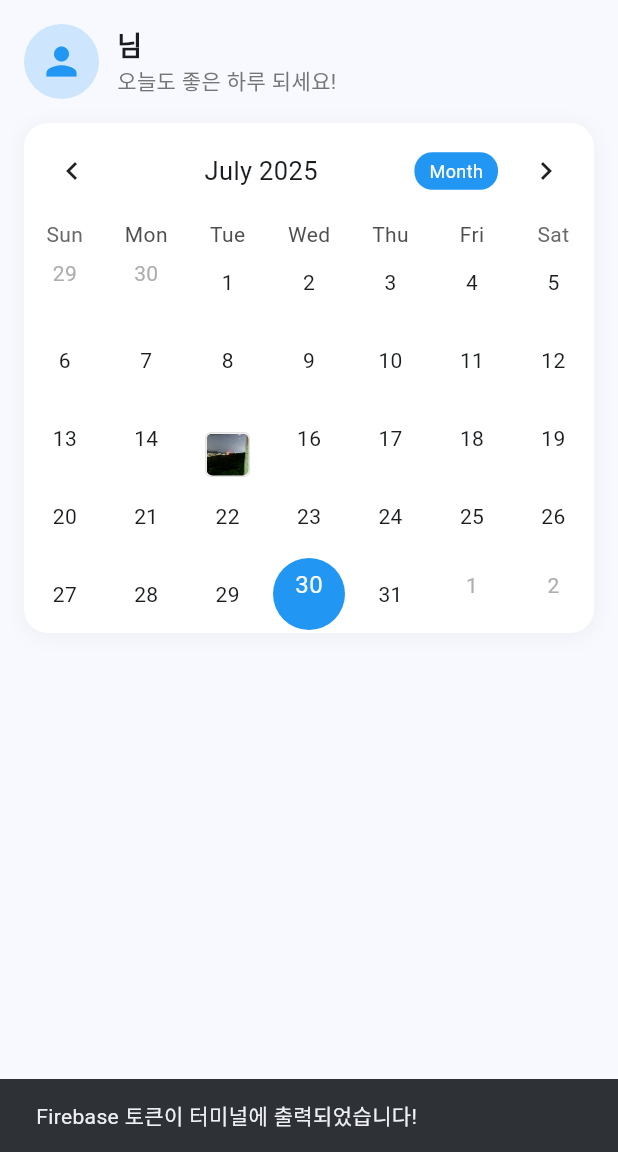
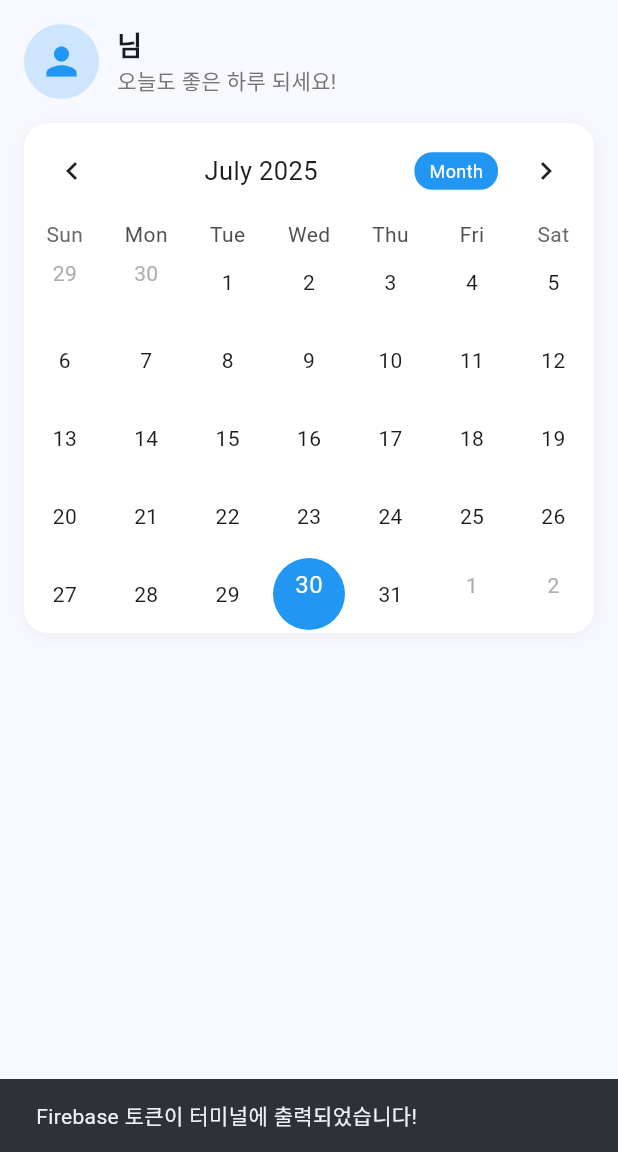
Before and after one commit to jeeno816/my_diary, a Flutter app: the screen it shows once a user with an empty profile is signed in, after a tap on the "bug report" icon, on a phone screen of 412 x 824 dp, the part 84-1236 px from its top. Run offline on Flutter 3.47's test engine with Material 3 defaults, Android fonts, the phone set to English and light mode, and no system bars; drawn by our look-alikes of table_calendar; our stand-ins replace firebase_auth, firebase_core, flutter_contacts, image_picker; accounts and stored records are empty; network calls fail.

Commit message:
캘린더 조회 기능 추가

```diff
--- a/frontend/my_diary/lib/home_page.dart
+++ b/frontend/my_diary/lib/home_page.dart
@@ -2,6 +2,8 @@ import 'package:flutter/material.dart';
 import 'package:firebase_auth/firebase_auth.dart';
 import 'package:table_calendar/table_calendar.dart';
 import 'dart:developer';
+import 'dart:convert';
+import 'package:http/http.dart' as http;
 import 'login_page.dart';
 import 'photo_contact_mood_page.dart';
 import 'diary_view_page.dart';
@@ -22,12 +24,20 @@ class _HomePageState extends State<HomePage> {
   Map<DateTime, List<Contact>> _contactsByDate = {};
   Map<DateTime, String> _moodsByDate = {};
 
+  // 월별 일기 데이터
+  Map<String, List<Map<String, dynamic>>> _monthlyDiaryData = {};
+  bool _isLoading = false;
+
+  // API 서버 주소
+  static const String _baseUrl = 'https://mydiary-main.up.railway.app';
+
   @override
   void initState() {
     super.initState();
     _focusedDay = DateTime.now();
     _selectedDay = DateTime.now();
     _calendarFormat = CalendarFormat.month;
+    _loadMonthlyDiaryData(_focusedDay);
   }
 
   void _onDaySelected(DateTime selectedDay, DateTime focusedDay) {
@@ -35,7 +45,25 @@ class _HomePageState extends State<HomePage> {
       _selectedDay = selectedDay;
       _focusedDay = focusedDay;
     });
+
+    final dayData = _getDayData(selectedDay);
+    final hasDiary = dayData?['has_diary'] ?? false;
+    final diaryId = dayData?['diary_id'];
+
+    if (hasDiary && diaryId != null) {
+      // 일기가 있는 경우 - 일기 상세 페이지로 이동
+      _navigateToDiaryDetail(selectedDay, diaryId);
+    } else {
+      // 일기가 없는 경우 - 새 일기 작성 페이지로 이동
       _showPhotoContactMoodPage(selectedDay);
+    }
+  }
+
+  void _onPageChanged(DateTime focusedDay) {
+    setState(() {
+      _focusedDay = focusedDay;
+    });
+    _loadMonthlyDiaryData(focusedDay);
   }
 
   void _showPhotoContactMoodPage(DateTime selectedDay) {
@@ -103,11 +131,23 @@ class _HomePageState extends State<HomePage> {
     return moodDescriptions[mood] ?? '선택 안함';
   }
 
-  Future<void> _printFirebaseToken() async {
+  Future<String?> _getFirebaseToken() async {
     try {
       final user = FirebaseAuth.instance.currentUser;
       if (user != null) {
         final token = await user.getIdToken();
+        return token;
+      }
+      return null;
+    } catch (e) {
+      print('❌ 토큰 가져오기 실패: $e');
+      return null;
+    }
+  }
+
+  Future<void> _printFirebaseToken() async {
+    try {
+      final token = await _getFirebaseToken();
       if (token != null) {
         print('🔥 Firebase ID Token for Swagger:');
         print('Bearer $token');
@@ -124,12 +164,97 @@ class _HomePageState extends State<HomePage> {
       } else {
         print('❌ 토큰이 null입니다.');
       }
-      } else {
-        print('❌ 사용자가 로그인되지 않았습니다.');
-      }
     } catch (e) {
       print('❌ 토큰 가져오기 실패: $e');
     }
+  }
+
+  Future<void> _loadMonthlyDiaryData(DateTime date) async {
+    final monthKey = '${date.year}-${date.month.toString().padLeft(2, '0')}';
+
+    // 이미 로드된 데이터가 있으면 스킵
+    if (_monthlyDiaryData.containsKey(monthKey)) {
+      return;
+    }
+
+    setState(() {
+      _isLoading = true;
+    });
+
+    try {
+      final token = await _getFirebaseToken();
+      if (token == null) {
+        print('❌ Firebase 토큰을 가져올 수 없습니다.');
+        return;
+      }
+
+      final response = await http.get(
+        Uri.parse('$_baseUrl/diaries/month/$monthKey'),
+        headers: {
+          'Authorization': 'Bearer $token',
+          'Content-Type': 'application/json',
+        },
+      );
+
+      if (response.statusCode == 200) {
+        final data = json.decode(response.body);
+        final days = List<Map<String, dynamic>>.from(data['days']);
+
+        setState(() {
+          _monthlyDiaryData[monthKey] = days;
+        });
+
+        print('✅ $monthKey 월 데이터 로드 완료: ${days.length}일');
+      } else {
+        print('❌ 월별 일기 데이터 로드 실패: ${response.statusCode}');
+        print('응답: ${response.body}');
+      }
+    } catch (e) {
+      print('❌ 월별 일기 데이터 로드 오류: $e');
+    } finally {
+      setState(() {
+        _isLoading = false;
+      });
+    }
+  }
+
+  Map<String, dynamic>? _getDayData(DateTime date) {
+    final monthKey = '${date.year}-${date.month.toString().padLeft(2, '0')}';
+    final monthData = _monthlyDiaryData[monthKey];
+    if (monthData != null) {
+      return monthData.firstWhere(
+        (day) => day['day'] == date.day,
+        orElse: () => {
+          'day': date.day,
+          'has_diary': false,
+          'thumbnail': null,
+          'diary_id': null,
+        },
+      );
+    }
+    return null;
+  }
+
+  void _navigateToDiaryDetail(DateTime date, int diaryId) {
+    // TODO: 일기 상세 페이지로 이동하는 로직 구현
+    // 현재는 간단한 다이얼로그로 표시
+    showDialog(
+      context: context,
+      builder: (BuildContext context) {
+        return AlertDialog(
+          title: Text('${date.month}월 ${date.day}일 일기'),
+          content: Text('일기 ID: $diaryId\n이 기능은 추후 구현 예정입니다.'),
+          actions: [
+            TextButton(
+              onPressed: () {
+                Navigator.of(context).pop();
+              },
+              child: const Text('확인'),
+            ),
+          ],
+        );
+      },
+    );
   }
 
   @override
@@ -226,9 +351,7 @@ class _HomePageState extends State<HomePage> {
                   _calendarFormat = format;
                 });
               },
-              onPageChanged: (focusedDay) {
-                _focusedDay = focusedDay;
-              },
+              onPageChanged: _onPageChanged,
               calendarStyle: const CalendarStyle(
                 selectedDecoration: BoxDecoration(
                   color: Colors.blue,
@@ -263,14 +386,64 @@ class _HomePageState extends State<HomePage> {
                   return _buildEventMarker(date);
                 },
                 defaultBuilder: (context, date, _) {
-                  if (date.day == 15) {
+                  final dayData = _getDayData(date);
+                  final hasDiary = dayData?['has_diary'] ?? false;
+                  final thumbnail = dayData?['thumbnail'];
+                  final diaryId = dayData?['diary_id'];
+
+                  if (hasDiary && thumbnail != null) {
+                    // 썸네일이 있는 경우
                     return Container(
                       margin: const EdgeInsets.all(1),
-                      child: const Center(
-                        child: SizedBox.shrink(), // Hide number for 15th
+                      child: Center(
+                        child: ClipRRect(
+                          borderRadius: BorderRadius.circular(4),
+                          child: Image.network(
+                            '$_baseUrl$thumbnail',
+                            width: 30,
+                            height: 30,
+                            fit: BoxFit.cover,
+                            errorBuilder: (context, error, stackTrace) {
+                              return Container(
+                                width: 30,
+                                height: 30,
+                                decoration: BoxDecoration(
+                                  color: Colors.blue.withOpacity(0.3),
+                                  borderRadius: BorderRadius.circular(4),
+                                ),
+                                child: const Icon(
+                                  Icons.image,
+                                  size: 16,
+                                  color: Colors.blue,
                                 ),
                               );
-                  }
+                            },
+                          ),
+                        ),
+                      ),
+                    );
+                  } else if (hasDiary) {
+                    // 일기는 있지만 썸네일이 없는 경우
+                    return Container(
+                      margin: const EdgeInsets.all(1),
+                      child: Center(
+                        child: Container(
+                          width: 30,
+                          height: 30,
+                          decoration: BoxDecoration(
+                            color: Colors.green.withOpacity(0.3),
+                            borderRadius: BorderRadius.circular(4),
+                          ),
+                          child: const Icon(
+                            Icons.edit_note,
+                            size: 16,
+                            color: Colors.green,
+                          ),
+                        ),
+                      ),
+                    );
+                  } else {
+                    // 일기가 없는 경우
                     return Container(
                       margin: const EdgeInsets.all(1),
                       child: Center(
@@ -280,6 +453,7 @@ class _HomePageState extends State<HomePage> {
                         ),
                       ),
                     );
+                  }
                 },
               ),
             ),
@@ -288,7 +462,7 @@ class _HomePageState extends State<HomePage> {
           Container(
             padding: const EdgeInsets.all(16),
             child: Text(
-              '날짜를 터치하여 사진/연락처/기분을 선택하세요\n15일에는 Sample.jpeg 썸네일이 표시됩니다',
+              '날짜를 터치하여 일기를 작성하거나 확인하세요\n썸네일이 있는 날짜는 사진이 포함된 일기입니다',
               style: TextStyle(
                 fontSize: 12,
                 color: Colors.grey[600],
@@ -302,38 +476,7 @@ class _HomePageState extends State<HomePage> {
   }
 
   Widget _buildEventMarker(DateTime date) {
-    if (date.day == 15) {
-      return Container(
-        margin: const EdgeInsets.only(top: 4),
-        child: Container(
-          width: 30,
-          height: 30,
-          decoration: BoxDecoration(
-            borderRadius: BorderRadius.circular(4),
-            border: Border.all(color: Colors.grey.withOpacity(0.3)),
-          ),
-          child: ClipRRect(
-            borderRadius: BorderRadius.circular(4),
-            child: Image.asset(
-              'assets/images/Sample.jpeg',
-              fit: BoxFit.cover,
-              cacheWidth: 60,
-              errorBuilder: (context, error, stackTrace) {
-                print('Image load error: $error');
-                return Container(
-                  color: Colors.grey.withOpacity(0.2),
-                  child: const Icon(
-                    Icons.image,
-                    size: 15,
-                    color: Colors.grey,
-                  ),
-                );
-              },
-            ),
-          ),
-        ),
-      );
-    }
+    // 15일 특별 표시 제거 - 이제 API 데이터 기반으로만 표시
     return const SizedBox.shrink();
   }
 }
```
Lines whose indentation alone changed are shown as unchanged.
